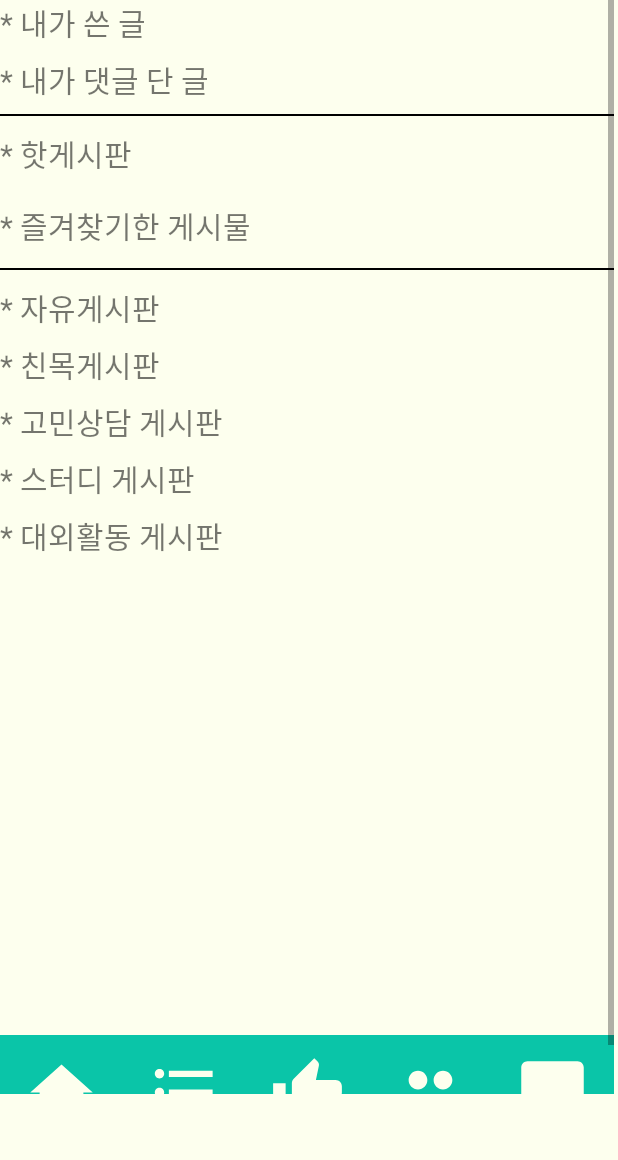
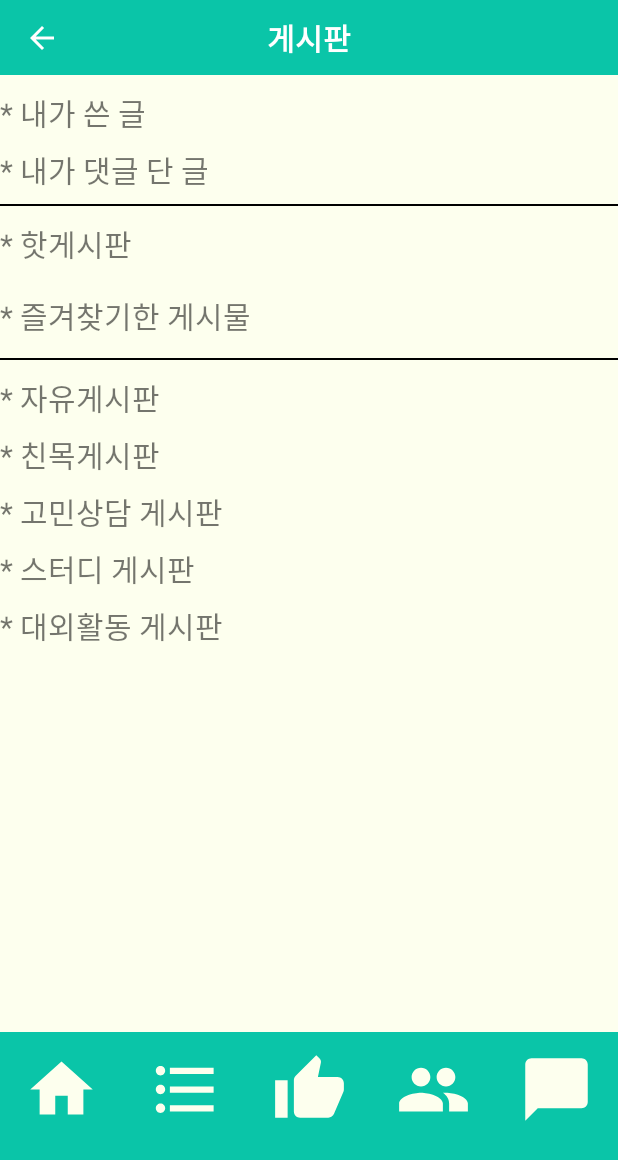
Before and after one commit to OlangTeam/My_Olang, an Android app: the layout activity_boardview_view.xml on its own in the app's theme, with its tools: preview values and no code run, on a phone screen of 412 x 824 dp. Shown: the top 1160 px of the screen. Run offline under Robolectric (Android 15) with nearby library versions, the light colour scheme and no system bars.

Commit message:
상희2차수정

```diff
--- a/app/src/main/res/layout/activity_boardview_view.xml
+++ b/app/src/main/res/layout/activity_boardview_view.xml
@@ -3,22 +3,40 @@
     xmlns:tools="http://schemas.android.com/tools"
     android:layout_width="match_parent"
     android:layout_height="match_parent"
-    android:background="#fdffee">
+    xmlns:app="http://schemas.android.com/apk/res-auto"
+    android:background="#fdffee"
+    android:orientation="vertical">
 
-    <ScrollView
-        android:layout_width="409dp"
-        android:layout_height="729dp"
-        tools:layout_editor_absoluteX="1dp"
-        tools:layout_editor_absoluteY="1dp">
+    <FrameLayout
+        android:layout_width="match_parent"
+        android:layout_height="50sp"
+        android:background="#0ac5a8">
 
-    <LinearLayout
+        <androidx.appcompat.widget.Toolbar
+            android:id="@+id/Calltoolbar"
             android:layout_width="match_parent"
-            android:layout_height="wrap_content"
-            android:orientation="vertical">
+            android:layout_height="match_parent"
+            android:background="#0ac5a8"
+            android:theme="?attr/actionBarTheme"
+            app:navigationIcon="@drawable/abc_vector_test">
+
+            <TextView
+                android:id="@+id/toolBarCall"
+                android:layout_width="wrap_content"
+                android:layout_height="wrap_content"
+                android:layout_gravity="center"
+                android:text="게시판"
+                android:textColor="#FFFFFF"
+                android:textSize="20sp"
+                android:textStyle="bold" />
+
+        </androidx.appcompat.widget.Toolbar>
+    </FrameLayout>
 
         <LinearLayout
             android:layout_width="match_parent"
             android:layout_height="wrap_content"
+            android:layout_marginTop="10dp"
             android:orientation="vertical">
 
             <TextView
@@ -41,7 +59,6 @@
                 android:background="#000000"
                 android:layout_width="match_parent"
                 android:layout_height="2px"/>
-
 
         </LinearLayout>
 
@@ -127,7 +144,7 @@
         <LinearLayout
             android:layout_width="match_parent"
             android:layout_height="match_parent"
-            android:layout_marginTop="310dp"
+            android:layout_marginTop="248dp"
             android:background="#0ac5a8">
 
             <Button
@@ -170,5 +187,3 @@
 
         </LinearLayout>
         </LinearLayout>
-    </ScrollView>
-</LinearLayout>
```
Also changed, not shown: app/src/main/res/layout/activity_postlistview_view.xml (+18 -18 lines), app/src/main/res/layout/activity_postview_view.xml (+15 -13 lines), app/src/main/res/layout/activity_postwriteview_view.xml (+27 -6 lines).
